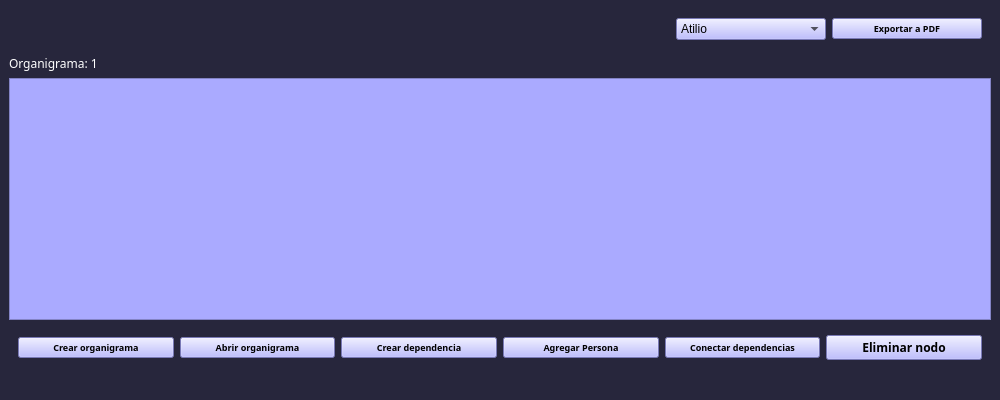
This is Prueba tp/main_window_1.ui in stel0/TP-PYTHON as Qt 5 draws it before an edit. The edited form follows.
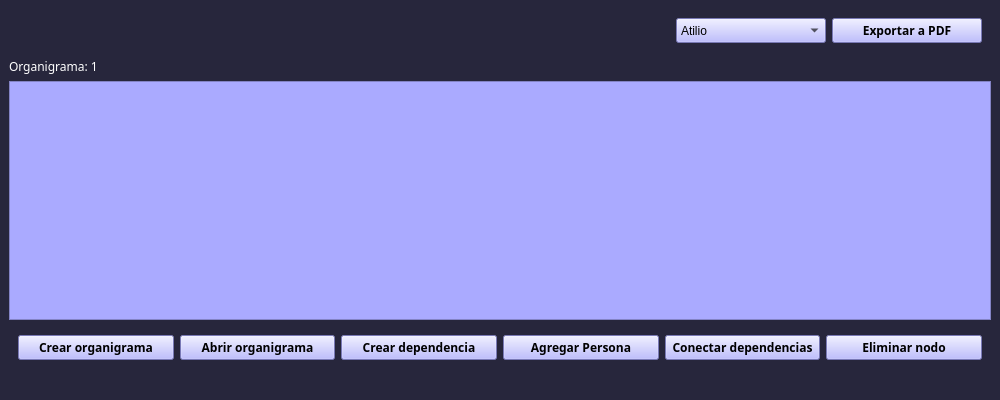
This is the edited form. Icons and pictures are not drawn.

What changed in the file:
```diff
--- a/Prueba tp/main_window_1.ui
+++ b/Prueba tp/main_window_1.ui
@@ -105,7 +105,7 @@
          <property name="font">
           <font>
            <family>Candara</family>
-           <pointsize>7</pointsize>
+           <pointsize>9</pointsize>
            <weight>75</weight>
            <bold>true</bold>
           </font>
@@ -170,7 +170,7 @@
          <property name="font">
           <font>
            <family>Candara</family>
-           <pointsize>7</pointsize>
+           <pointsize>9</pointsize>
            <weight>75</weight>
            <bold>true</bold>
           </font>
@@ -207,7 +207,7 @@
          <property name="font">
           <font>
            <family>Candara</family>
-           <pointsize>7</pointsize>
+           <pointsize>9</pointsize>
            <weight>75</weight>
            <bold>true</bold>
           </font>
@@ -244,7 +244,7 @@
          <property name="font">
           <font>
            <family>Candara</family>
-           <pointsize>7</pointsize>
+           <pointsize>9</pointsize>
            <weight>75</weight>
            <bold>true</bold>
           </font>
@@ -275,7 +275,7 @@
          <property name="font">
           <font>
            <family>Candara</family>
-           <pointsize>7</pointsize>
+           <pointsize>9</pointsize>
            <weight>75</weight>
            <bold>true</bold>
           </font>
@@ -312,7 +312,7 @@
          <property name="font">
           <font>
            <family>Candara</family>
-           <pointsize>7</pointsize>
+           <pointsize>9</pointsize>
            <weight>75</weight>
            <bold>true</bold>
           </font>
```
Left out of the diff: 1 changed line with no effect on the pictures.
